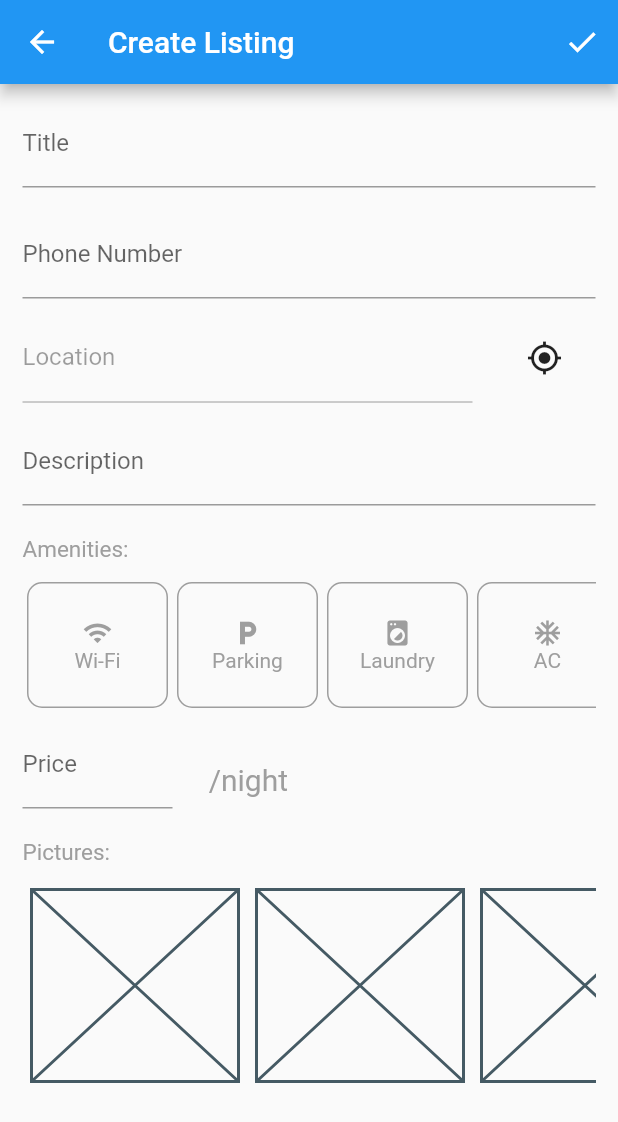
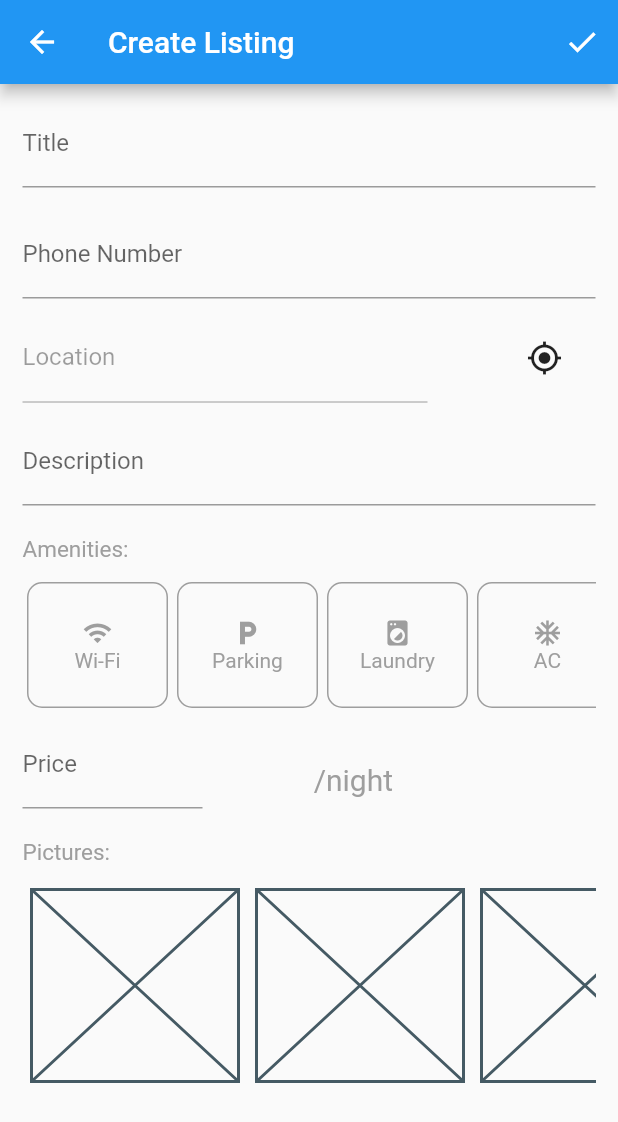
Before and after one commit to stefan-dimitrovski/Home-Buddy, a Flutter app: the CreateListing screen opened directly, on a phone screen of 412 x 824 dp. Shown: the top 1122 px of the screen. Run offline on Flutter 3.47's test engine with Material 2 defaults, Android fonts, the phone set to English and light mode, and no system bars; our stand-ins replace firebase_auth, firebase_core, geocoding, location; missing offline and left inert: dart:ffi; accounts and stored records are empty.

Commit message:
screen fixes

```diff
--- a/Domasna2/lib/screens/create_listing_screen.dart
+++ b/Domasna2/lib/screens/create_listing_screen.dart
@@ -159,7 +159,7 @@ class _CreateListingState extends State<CreateListing> {
                   mainAxisAlignment: MainAxisAlignment.spaceBetween,
                   children: [
                     SizedBox(
-                      width: 300,
+                      width: 270,
                       child: TextFormField(
                         maxLines: null,
                         controller: myLocationController,
@@ -216,12 +216,12 @@ class _CreateListingState extends State<CreateListing> {
                 child: const AmenitiesList(),
               ),
               Container(
-                padding: const EdgeInsets.fromLTRB(15, 0, 220, 5),
+                padding: const EdgeInsets.fromLTRB(15, 0, 150, 5),
                 child: Row(
                   mainAxisAlignment: MainAxisAlignment.spaceBetween,
                   children: [
                     SizedBox(
-                      width: 100,
+                      width: 120,
                       child: TextFormField(
                         controller: myPriceController,
                         decoration: const InputDecoration(
```
